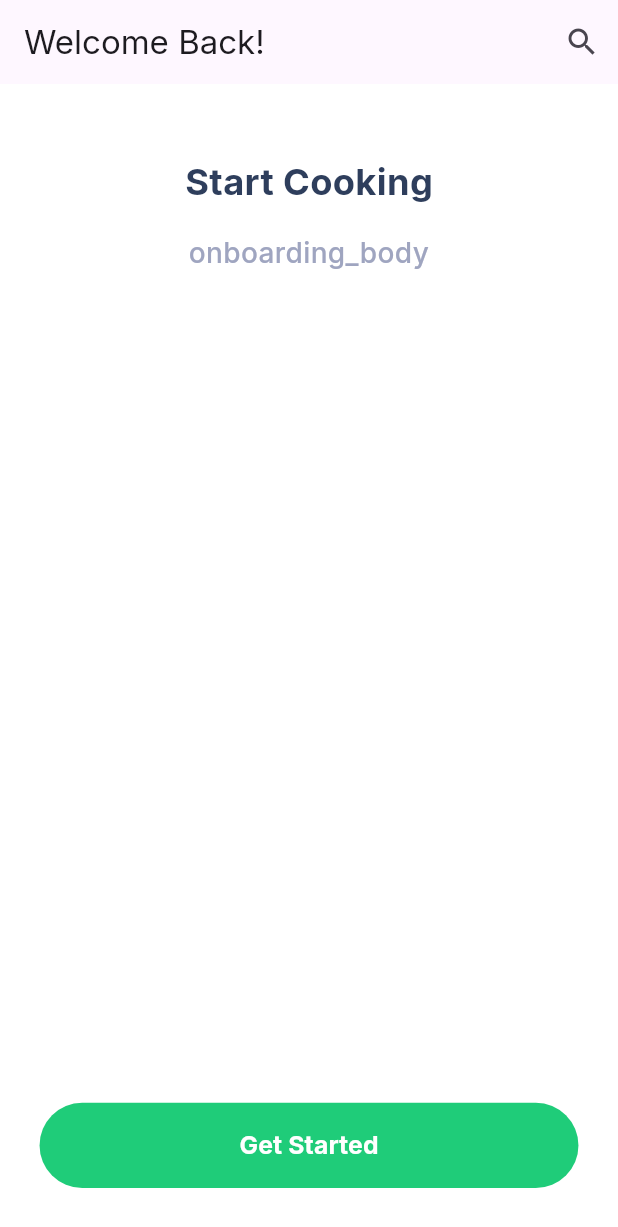
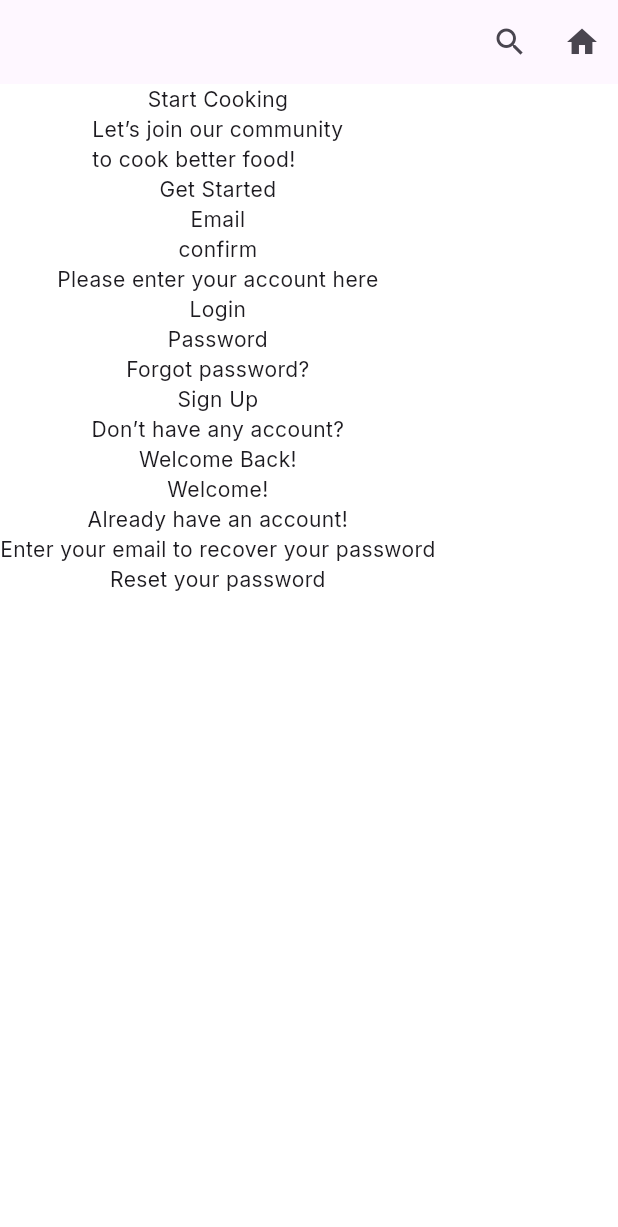
Before and after one commit to Eslam-Hossam1/recipe_application, a Flutter app: the screen it shows after launch, on a phone screen of 412 x 824 dp. Shown: the top 1227 px of the screen. Run offline on Flutter 3.47's test engine with Material 3 defaults, Android fonts, the phone set to English and light mode, and no system bars; our stand-ins replace device_preview, easy_localization, flutter_screenutil, go_router, google_fonts, lottie and 1 more.

Commit message:
refactor localization

```diff
--- a/assets/translations/ar.json
+++ b/assets/translations/ar.json
@@ -1,6 +1,38 @@
 {
-    "onboarding_title": "ابدأ الطهي",
-    "onboarding_body": "أنضم إلى مجتمعنا لنطبخ طعاماً أفضل!",
-    "onboarding_buttonText": "ابدأ الآن",
-    "auth_login_welcome":"مرحبًا بعودتك!"
+    "onboarding":{
+        "title":"ابدأ الطهي",
+        "body":"أنضم إلى مجتمعنا لنطبخ طعاماً أفضل",
+        "button_text":"ابدأ الآن"
+    },
+
+    "auth":{
+
+        "shared":{
+            "enter_account":"الرجاء إدخال حسابك هنا",
+            "email_text_field_hint":"البريد الالكتروني",
+            "password_text_field_hint":"كلمة السر",
+            "forget_password_question":"هل نسيت كلمة السر؟",
+            "log_in":"تسجيل الدخول",
+            "sign_up":"قم بالتسجيل",
+            "or_continue_with":"أو الاستمرار مع",
+            "confirm":"التاكيد"
+
+
+        },
+        "log_in":{
+            "welcome_back":"مرحبًا بعودتك!",
+            "do_not_have_account":"ليس لديك أي حساب؟?"
+        },
+        "sign_up":{
+            "welcome":"مرحباً!",
+            "already_have_an_account":"لديك حساب بالفعل!"
+        },
+        "forget_password":{
+            "reset_your_password":"إعادة تعيين كلمة المرور الخاصة بك",
+            "enter_email_recover_password":"أدخل بريدك الإلكتروني لاستعادة كلمة المرور الخاصة بك"
+        }
+
+
+    }
+
 }
--- a/assets/translations/en.json
+++ b/assets/translations/en.json
@@ -1,7 +1,40 @@
 {
-    "onboarding_title":"Start Cooking",
-    "onboarding_body":"Let’s join our community\nto cook better food!",
-    "onboarding_buttonText":"Get Started",
-    "auth_login_welcome":"Welcome Back!"
+    "onboarding":{
+        "title":"Start Cooking",
+        "body":"Let’s join our community\nto cook better food!",
+        "button_text":"Get Started"
+    },
+
+    "auth":{
+
+        "shared":{
+            "enter_account":"Please enter your account here",
+            "email_text_field_hint":"Email",
+            "password_text_field_hint":"Password",
+            "forget_password_question":"Forgot password?",
+            "log_in":"Login",
+            "sign_up":"Sign Up",
+            "or_continue_with":"Or continue with",
+            "confirm":"confirm"
+
+        },
+        "log_in":{
+            "welcome_back":"Welcome Back!",
+            "do_not_have_account":"Don’t have any account?"
+        },
+        "sign_up":{
+            "welcome":"Welcome!",
+            "already_have_an_account":"Already have an account!"
+        },
+        "forget_password":{
+            "reset_your_password":"Reset your password",
+            "enter_email_recover_password":"Enter your email to recover your password"
+
+        }
+
+
+    }
+
+
 
 }
--- a/lib/core/utils/app_localization_keys.dart
+++ b/lib/core/utils/app_localization_keys.dart
@@ -1,6 +1,37 @@
 abstract class AppLocalizationKeys {
-  static const String onBoardingTitle = 'onboarding_title';
-  static const String onBoardingBody = 'onboarding_body';
-  static const String onBoardingButtonText = 'onboarding_buttonText';
-  static const String authLoginWelcome = 'auth_login_welcome';
+  static OnBoarding onBoarding = OnBoarding._instance;
+  static Auth auth = Auth._instance;
 }
+
+class OnBoarding {
+  OnBoarding._();
+  static final OnBoarding _instance = OnBoarding._();
+  final String title = 'onboarding.title';
+  final String body = 'onboarding.body';
+  final String buttonText = 'onboarding.button_text';
+}
+
+class Auth {
+  Auth._();
+  static final Auth _instance = Auth._();
+  //shared keys
+  final String enterAccount = 'auth.shared.enter_account';
+  final String emailTextFeildHint = 'auth.shared.email_text_field_hint';
+  final String passwordTextFieldHint = 'auth.shared.password_text_field_hint';
+  final String forgetPasswordQuestion = 'auth.shared.forget_password_question';
+  final String logIn = 'auth.shared.log_in';
+  final String signup = 'auth.shared.sign_up';
+  final String orContinueWith = 'auth.shared.or_continue_with';
+  final String confirm = 'auth.shared.confirm';
+
+  //view related keys
+  final String logInViewWelcomeBack = 'auth.log_in.welcome_back';
+  final String logInViewDontHaveAnAccount = 'auth.log_in.do_not_have_account';
+  final String signUpViewWelcome = 'auth.sign_up.welcome';
+  final String signUpViewAlreadyHaveAnAccount =
+      'auth.sign_up.already_have_an_account';
+  final String forgetPasswordViewResetYourPassword =
+      'auth.forget_password.reset_your_password';
+  final String forgetPasswordViewEnterEmailRecoverPassword =
+      'auth.forget_password.enter_email_recover_password';
+}
--- a/lib/core/utils/app_router.dart
+++ b/lib/core/utils/app_router.dart
@@ -4,6 +4,7 @@ import 'package:recipe_app/features/auth/presentation/views/login_view.dart';
 import 'package:recipe_app/features/home/presentation/views/home_view.dart';
 import 'package:recipe_app/features/on_boarding/presentation/views/on_boarding_view.dart';
 import 'package:recipe_app/features/splash/presentation/views/splash_view.dart';
+import 'package:recipe_app/test_view.dart';
 
 abstract class AppRouter {
   static const kHomeView = "/homeview";
@@ -13,7 +14,7 @@ abstract class AppRouter {
     routes: [
       GoRoute(
         path: '/',
-        builder: (context, state) => const OnBoardingView(),
+        builder: (context, state) => const TestView(),
       ),
       GoRoute(
         path: kHomeView,
--- a/lib/features/on_boarding/presentation/views/on_boarding_view.dart
+++ b/lib/features/on_boarding/presentation/views/on_boarding_view.dart
@@ -9,18 +9,8 @@ class OnBoardingView extends StatelessWidget {
 
   @override
   Widget build(BuildContext context) {
-    return SafeArea(
+    return const SafeArea(
       child: Scaffold(
-        appBar: AppBar(
-          actions: [
-            IconButton(
-                onPressed: () {
-                  context.setLocale(Locale('en'));
-                },
-                icon: Icon(Icons.search))
-          ],
-          title: Text(AppLocalizationKeys.authLoginWelcome.tr()),
-        ),
         body: OnBoardingViewBody(),
       ),
     );
--- a/lib/features/on_boarding/presentation/views/widgets/on_boarding_view_body.dart
+++ b/lib/features/on_boarding/presentation/views/widgets/on_boarding_view_body.dart
@@ -28,12 +28,12 @@ class OnBoardingViewBody extends StatelessWidget {
           hasScrollBody: false,
           child: Column(
             children: [
-              // const OnBourdingImage(),
+              const OnBourdingImage(),
               const SizedBox(
                 height: 48,
               ),
               Text(
-                AppLocalizationKeys.onBoardingTitle.tr(),
+                AppLocalizationKeys.onBoarding.title.tr(),
                 style: Styles.textStyleBold22(context).copyWith(
                   color: AppColors.getMainTextColor(context),
                 ),
@@ -43,7 +43,7 @@ class OnBoardingViewBody extends StatelessWidget {
               ),
               Text(
                 textAlign: TextAlign.center,
-                AppLocalizationKeys.onBoardingBody,
+                AppLocalizationKeys.onBoarding.body.tr(),
                 style: Styles.textStyleMedium17(context).copyWith(
                   color: AppColors.getSecondaryTextColor(context),
                 ),
@@ -56,7 +56,7 @@ class OnBoardingViewBody extends StatelessWidget {
                 onPressed: () async {
                   await setBoolThenNavigate(context);
                 },
-                child: Text(AppLocalizationKeys.onBoardingButtonText.tr(),
+                child: Text(AppLocalizationKeys.onBoarding.buttonText.tr(),
                     style: Styles.textStyleBold15(context).copyWith(
                       color: Colors.white,
                     )),
--- /dev/null
+++ b/lib/test_view.dart
@@ -0,0 +1,52 @@
+import 'package:easy_localization/easy_localization.dart';
+import 'package:flutter/material.dart';
+import 'package:recipe_app/core/utils/app_localization_keys.dart';
+
+class TestView extends StatelessWidget {
+  const TestView({super.key});
+
+  @override
+  Widget build(BuildContext context) {
+    return Scaffold(
+      appBar: AppBar(
+        actions: [
+          IconButton(
+              onPressed: () {
+                context.setLocale(Locale('ar'));
+              },
+              icon: Icon(Icons.search)),
+          IconButton(
+              onPressed: () {
+                context.setLocale(Locale('en'));
+              },
+              icon: Icon(Icons.home))
+        ],
+      ),
+      body: SingleChildScrollView(
+        child: Column(
+          children: [
+            Text(AppLocalizationKeys.onBoarding.title.tr()),
+            Text(AppLocalizationKeys.onBoarding.body.tr()),
+            Text(AppLocalizationKeys.onBoarding.buttonText.tr()),
+            Text(AppLocalizationKeys.auth.emailTextFeildHint.tr()),
+            Text(AppLocalizationKeys.auth.confirm.tr()),
+            Text(AppLocalizationKeys.auth.enterAccount.tr()),
+            Text(AppLocalizationKeys.auth.logIn.tr()),
+            Text(AppLocalizationKeys.auth.passwordTextFieldHint.tr()),
+            Text(AppLocalizationKeys.auth.forgetPasswordQuestion.tr()),
+            Text(AppLocalizationKeys.auth.signup.tr()),
+            Text(AppLocalizationKeys.auth.logInViewDontHaveAnAccount.tr()),
+            Text(AppLocalizationKeys.auth.logInViewWelcomeBack.tr()),
+            Text(AppLocalizationKeys.auth.signUpViewWelcome.tr()),
+            Text(AppLocalizationKeys.auth.signUpViewAlreadyHaveAnAccount.tr()),
+            Text(AppLocalizationKeys
+                .auth.forgetPasswordViewEnterEmailRecoverPassword
+                .tr()),
+            Text(AppLocalizationKeys.auth.forgetPasswordViewResetYourPassword
+                .tr()),
+          ],
+        ),
+      ),
+    );
+  }
+}
```
